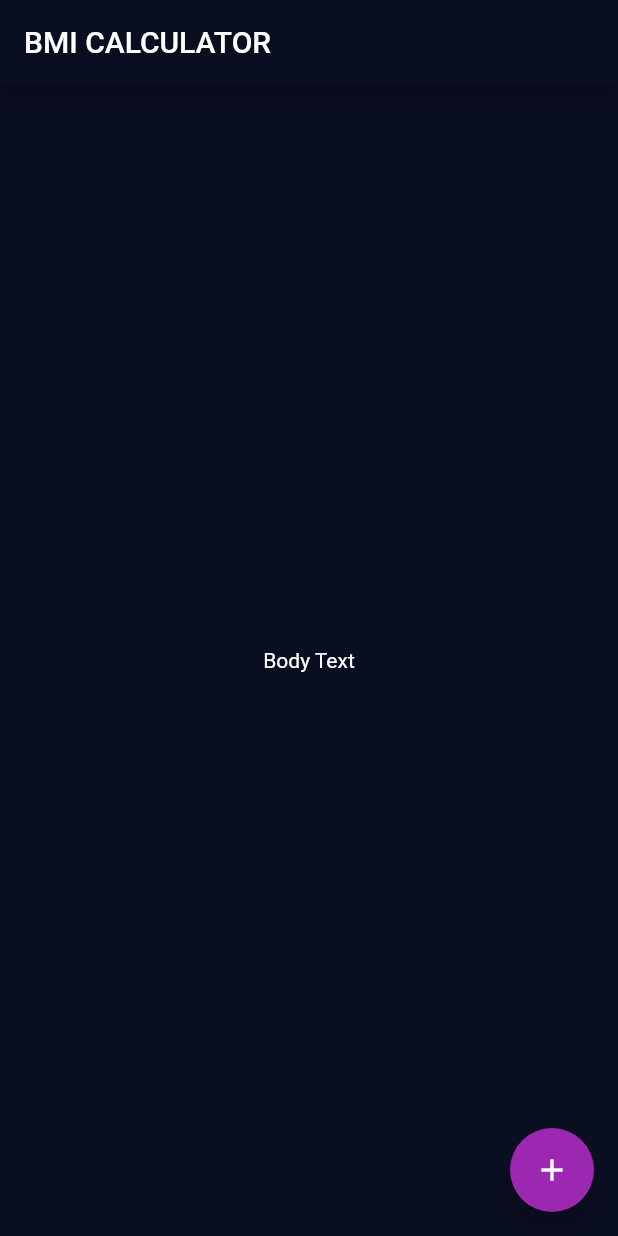
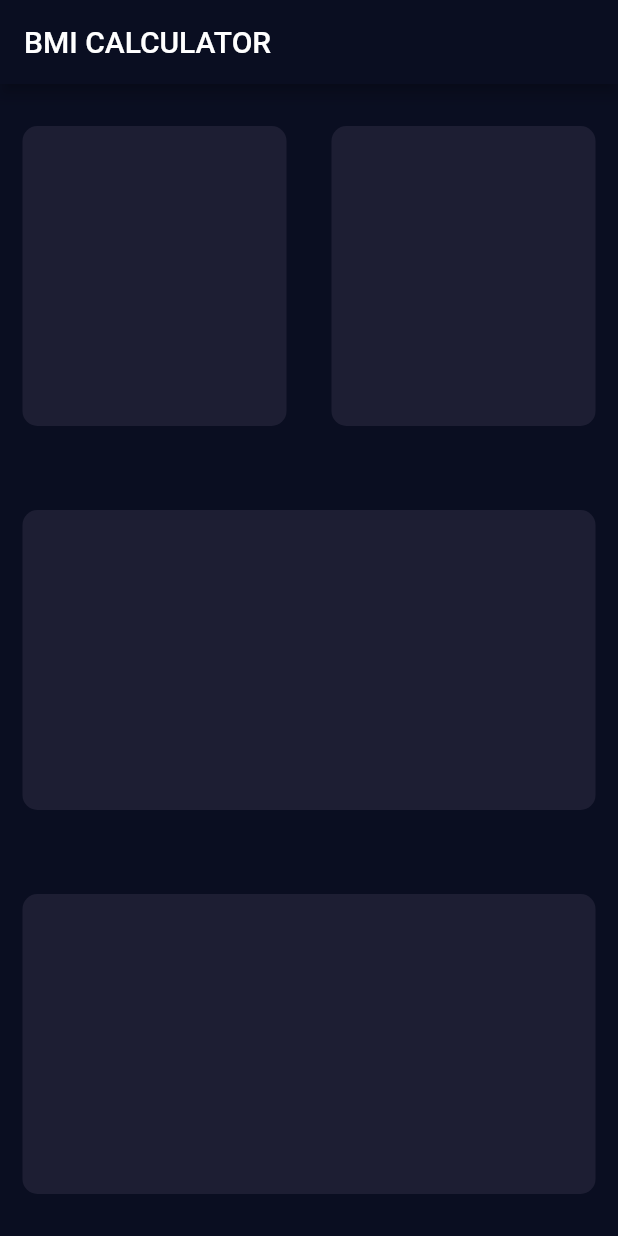
Before and after one commit to fomagran/Flutter-Example, a Flutter app: the screen it shows after launch, on a phone screen of 412 x 824 dp. Run offline on Flutter 3.47's test engine with Material 2 defaults, Android fonts, the light colour scheme and no system bars.

Commit message:
컨테이너 둥글게 하는법과 class 이니셜라이저 적용하는법

```diff
--- /dev/null
+++ b/lib/input_page.dart
@@ -0,0 +1,57 @@
+import 'package:flutter/material.dart';
+
+class InputPage extends StatefulWidget {
+  @override
+  _InputPageState createState() => _InputPageState();
+}
+
+class _InputPageState extends State<InputPage> {
+  @override
+  Widget build(BuildContext context) {
+    return Scaffold(
+        appBar: AppBar(
+          title: Text('BMI CALCULATOR'),
+        ),
+        body: Column(
+          children: <Widget>[
+            Expanded(
+                child: Row(
+              children: [
+                Expanded(child: ReusableCard(colour: Color(0xFF1D1E33))),
+                Expanded(child: ReusableCard(colour: Color(0xFF1D1E33))),
+              ],
+            )),
+            Expanded(
+                child: Row(
+              children: [
+                Expanded(child: ReusableCard(colour: Color(0xFF1D1E33))),
+              ],
+            )),
+            Expanded(
+                child: Row(
+              children: [
+                Expanded(
+                  child: ReusableCard(colour: Color(0xFF1D1E33)),
+                )
+              ],
+            )),
+          ],
+        ));
+  }
+}
+
+class ReusableCard extends StatelessWidget {
+  ReusableCard({@required this.colour});
+
+  final Color colour;
+  @override
+  Widget build(BuildContext context) {
+    return Container(
+      margin: EdgeInsets.all(15.0),
+      decoration: BoxDecoration(
+          color: colour, borderRadius: BorderRadius.circular(10.0)),
+      height: 200.0,
+      width: 170.0,
+    );
+  }
+}
--- a/lib/main.dart
+++ b/lib/main.dart
@@ -1,4 +1,5 @@
 import 'package:flutter/material.dart';
+import 'input_page.dart';
 
 void main() {
   runApp(BMICalculator());
@@ -16,28 +17,3 @@
     );
   }
 }
-
-class InputPage extends StatefulWidget {
-  @override
-  _InputPageState createState() => _InputPageState();
-}
-
-class _InputPageState extends State<InputPage> {
-  @override
-  Widget build(BuildContext context) {
-    return Scaffold(
-      appBar: AppBar(
-        title: Text('BMI CALCULATOR'),
-      ),
-      body: Center(
-        child: Text('Body Text'),
-      ),
-      floatingActionButton: Theme(
-        data: ThemeData(accentColor: Colors.purple),
-        child: FloatingActionButton(
-          child: Icon(Icons.add),
-        ),
-      ),
-    );
-  }
-}
```
